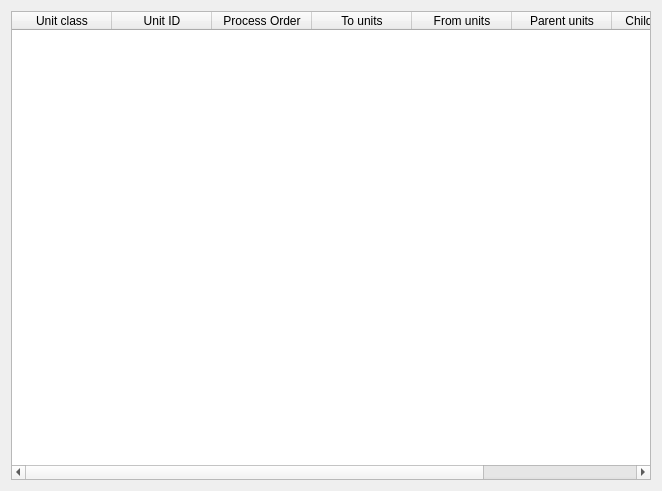
This is src/apps/openfluid-builder/spatial/SpatialDomainWidget.ui in OpenFLUID/openfluid as Qt 5 draws it before an edit. The edited form follows.
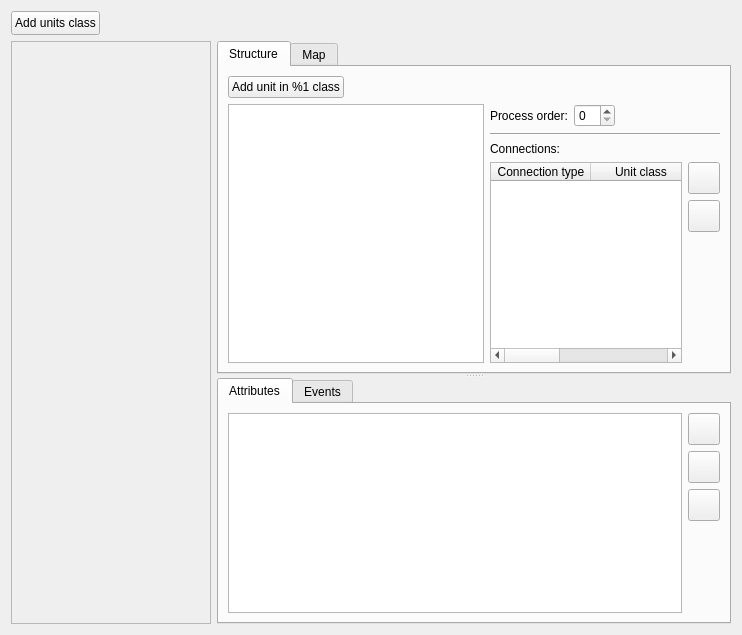
This is the edited form.

Commit message:
Added spatial domain structure in OpenFLUID-Builder
* Updated spatial domain widget
* Updated clickable and action label with empty text constructor
* cleaned code

(references OpenFLUID/openfluid#246)

```diff
--- a/src/apps/openfluid-builder/spatial/SpatialDomainWidget.ui
+++ b/src/apps/openfluid-builder/spatial/SpatialDomainWidget.ui
@@ -6,8 +6,8 @@
    <rect>
     <x>0</x>
     <y>0</y>
-    <width>662</width>
-    <height>491</height>
+    <width>742</width>
+    <height>635</height>
    </rect>
   </property>
   <property name="windowTitle">
@@ -15,81 +15,420 @@
   </property>
   <layout class="QVBoxLayout" name="verticalLayout">
    <item>
-    <widget class="QTableWidget" name="UnitsTableWidget">
-     <property name="verticalScrollBarPolicy">
-      <enum>Qt::ScrollBarAsNeeded</enum>
+    <layout class="QHBoxLayout" name="horizontalLayout_2">
+     <property name="spacing">
+      <number>0</number>
      </property>
-     <property name="horizontalScrollBarPolicy">
-      <enum>Qt::ScrollBarAsNeeded</enum>
-     </property>
-     <property name="editTriggers">
-      <set>QAbstractItemView::NoEditTriggers</set>
-     </property>
-     <property name="alternatingRowColors">
-      <bool>true</bool>
-     </property>
-     <property name="selectionBehavior">
-      <enum>QAbstractItemView::SelectRows</enum>
-     </property>
-     <property name="textElideMode">
-      <enum>Qt::ElideNone</enum>
-     </property>
-     <property name="sortingEnabled">
-      <bool>true</bool>
-     </property>
-     <property name="wordWrap">
-      <bool>true</bool>
-     </property>
-     <attribute name="horizontalHeaderStretchLastSection">
-      <bool>true</bool>
-     </attribute>
-     <attribute name="verticalHeaderVisible">
-      <bool>false</bool>
-     </attribute>
-     <attribute name="verticalHeaderHighlightSections">
-      <bool>false</bool>
-     </attribute>
-     <column>
-      <property name="text">
-       <string>Unit class</string>
-      </property>
-     </column>
-     <column>
-      <property name="text">
-       <string>Unit ID</string>
-      </property>
-     </column>
-     <column>
-      <property name="text">
-       <string>Process Order</string>
-      </property>
-     </column>
-     <column>
-      <property name="text">
-       <string>To units</string>
-      </property>
-     </column>
-     <column>
-      <property name="text">
-       <string>From units</string>
-      </property>
-     </column>
-     <column>
-      <property name="text">
-       <string>Parent units</string>
-      </property>
-     </column>
-     <column>
-      <property name="text">
-       <string>Children units</string>
-      </property>
-     </column>
-     <column>
-      <property name="text">
-       <string>Attributes</string>
-      </property>
-     </column>
-    </widget>
+     <item>
+      <widget class="QPushButton" name="AddUnitsClassButton">
+       <property name="sizePolicy">
+        <sizepolicy hsizetype="Fixed" vsizetype="Fixed">
+         <horstretch>0</horstretch>
+         <verstretch>0</verstretch>
+        </sizepolicy>
+       </property>
+       <property name="minimumSize">
+        <size>
+         <width>24</width>
+         <height>24</height>
+        </size>
+       </property>
+       <property name="font">
+        <font>
+         <weight>50</weight>
+         <bold>false</bold>
+        </font>
+       </property>
+       <property name="text">
+        <string>Add units class</string>
+       </property>
+      </widget>
+     </item>
+     <item>
+      <spacer name="horizontalSpacer_2">
+       <property name="orientation">
+        <enum>Qt::Horizontal</enum>
+       </property>
+       <property name="sizeType">
+        <enum>QSizePolicy::MinimumExpanding</enum>
+       </property>
+       <property name="sizeHint" stdset="0">
+        <size>
+         <width>40</width>
+         <height>20</height>
+        </size>
+       </property>
+      </spacer>
+     </item>
+    </layout>
+   </item>
+   <item>
+    <layout class="QHBoxLayout" name="horizontalLayout">
+     <item>
+      <widget class="QScrollArea" name="scrollArea">
+       <property name="sizePolicy">
+        <sizepolicy hsizetype="Minimum" vsizetype="Expanding">
+         <horstretch>0</horstretch>
+         <verstretch>0</verstretch>
+        </sizepolicy>
+       </property>
+       <property name="minimumSize">
+        <size>
+         <width>200</width>
+         <height>0</height>
+        </size>
+       </property>
+       <property name="maximumSize">
+        <size>
+         <width>16777215</width>
+         <height>16777215</height>
+        </size>
+       </property>
+       <property name="widgetResizable">
+        <bool>true</bool>
+       </property>
+       <widget class="QWidget" name="UnitsClassAreaContents">
+        <property name="geometry">
+         <rect>
+          <x>0</x>
+          <y>0</y>
+          <width>198</width>
+          <height>581</height>
+         </rect>
+        </property>
+        <layout class="QVBoxLayout" name="verticalLayout_6">
+         <item>
+          <spacer name="verticalSpacer_3">
+           <property name="orientation">
+            <enum>Qt::Vertical</enum>
+           </property>
+           <property name="sizeType">
+            <enum>QSizePolicy::Expanding</enum>
+           </property>
+           <property name="sizeHint" stdset="0">
+            <size>
+             <width>20</width>
+             <height>522</height>
+            </size>
+           </property>
+          </spacer>
+         </item>
+        </layout>
+       </widget>
+      </widget>
+     </item>
+     <item>
+      <widget class="QSplitter" name="MainSplitter">
+       <property name="sizePolicy">
+        <sizepolicy hsizetype="Expanding" vsizetype="Expanding">
+         <horstretch>0</horstretch>
+         <verstretch>0</verstretch>
+        </sizepolicy>
+       </property>
+       <property name="orientation">
+        <enum>Qt::Vertical</enum>
+       </property>
+       <widget class="QTabWidget" name="StructureTabWidget">
+        <property name="sizePolicy">
+         <sizepolicy hsizetype="Expanding" vsizetype="Expanding">
+          <horstretch>0</horstretch>
+          <verstretch>0</verstretch>
+         </sizepolicy>
+        </property>
+        <property name="currentIndex">
+         <number>0</number>
+        </property>
+        <widget class="QWidget" name="tab">
+         <attribute name="title">
+          <string>Structure</string>
+         </attribute>
+         <layout class="QVBoxLayout" name="verticalLayout_5">
+          <item>
+           <layout class="QHBoxLayout" name="horizontalLayout_6">
+            <item>
+             <widget class="QPushButton" name="AddUnitButton">
+              <property name="font">
+               <font>
+                <weight>50</weight>
+                <bold>false</bold>
+                <strikeout>false</strikeout>
+                <kerning>true</kerning>
+               </font>
+              </property>
+              <property name="text">
+               <string>Add unit in %1 class</string>
+              </property>
+             </widget>
+            </item>
+            <item>
+             <spacer name="horizontalSpacer_3">
+              <property name="orientation">
+               <enum>Qt::Horizontal</enum>
+              </property>
+              <property name="sizeHint" stdset="0">
+               <size>
+                <width>40</width>
+                <height>20</height>
+               </size>
+              </property>
+             </spacer>
+            </item>
+           </layout>
+          </item>
+          <item>
+           <layout class="QHBoxLayout" name="horizontalLayout_4" stretch="0,1">
+            <item>
+             <widget class="QListWidget" name="IDsListWidget">
+              <property name="sizePolicy">
+               <sizepolicy hsizetype="Minimum" vsizetype="Minimum">
+                <horstretch>0</horstretch>
+                <verstretch>0</verstretch>
+               </sizepolicy>
+              </property>
+             </widget>
+            </item>
+            <item>
+             <layout class="QVBoxLayout" name="verticalLayout_4" stretch="0,0,0,0">
+              <item>
+               <layout class="QHBoxLayout" name="horizontalLayout_5">
+                <item>
+                 <widget class="QLabel" name="label_3">
+                  <property name="text">
+                   <string>Process order:</string>
+                  </property>
+                 </widget>
+                </item>
+                <item>
+                 <widget class="QSpinBox" name="PcsOrderSpinBox"/>
+                </item>
+                <item>
+                 <spacer name="horizontalSpacer">
+                  <property name="orientation">
+                   <enum>Qt::Horizontal</enum>
+                  </property>
+                  <property name="sizeHint" stdset="0">
+                   <size>
+                    <width>40</width>
+                    <height>20</height>
+                   </size>
+                  </property>
+                 </spacer>
+                </item>
+               </layout>
+              </item>
+              <item>
+               <widget class="QFrame" name="frame">
+                <property name="frameShape">
+                 <enum>QFrame::HLine</enum>
+                </property>
+                <property name="frameShadow">
+                 <enum>QFrame::Sunken</enum>
+                </property>
+               </widget>
+              </item>
+              <item>
+               <widget class="QLabel" name="label">
+                <property name="text">
+                 <string>Connections:</string>
+                </property>
+               </widget>
+              </item>
+              <item>
+               <layout class="QHBoxLayout" name="horizontalLayout_7">
+                <item>
+                 <widget class="QTableWidget" name="ConnectionsTableWidget">
+                  <property name="editTriggers">
+                   <set>QAbstractItemView::NoEditTriggers</set>
+                  </property>
+                  <attribute name="horizontalHeaderStretchLastSection">
+                   <bool>true</bool>
+                  </attribute>
+                  <attribute name="verticalHeaderVisible">
+                   <bool>false</bool>
+                  </attribute>
+                  <column>
+                   <property name="text">
+                    <string>Connection type</string>
+                   </property>
+                  </column>
+                  <column>
+                   <property name="text">
+                    <string>Unit class</string>
+                   </property>
+                  </column>
+                  <column>
+                   <property name="text">
+                    <string>Unit ID</string>
+                   </property>
+                  </column>
+                 </widget>
+                </item>
+                <item>
+                 <layout class="QVBoxLayout" name="verticalLayout_3">
+                  <item>
+                   <widget class="QPushButton" name="AddConnectionButton">
+                    <property name="minimumSize">
+                     <size>
+                      <width>32</width>
+                      <height>32</height>
+                     </size>
+                    </property>
+                    <property name="maximumSize">
+                     <size>
+                      <width>32</width>
+                      <height>32</height>
+                     </size>
+                    </property>
+                    <property name="text">
+                     <string/>
+                    </property>
+                   </widget>
+                  </item>
+                  <item>
+                   <widget class="QPushButton" name="RemoveConnectionButton">
+                    <property name="minimumSize">
+                     <size>
+                      <width>32</width>
+                      <height>32</height>
+                     </size>
+                    </property>
+                    <property name="maximumSize">
+                     <size>
+                      <width>32</width>
+                      <height>32</height>
+                     </size>
+                    </property>
+                    <property name="text">
+                     <string/>
+                    </property>
+                   </widget>
+                  </item>
+                  <item>
+                   <spacer name="verticalSpacer_2">
+                    <property name="orientation">
+                     <enum>Qt::Vertical</enum>
+                    </property>
+                    <property name="sizeHint" stdset="0">
+                     <size>
+                      <width>20</width>
+                      <height>20</height>
+                     </size>
+                    </property>
+                   </spacer>
+                  </item>
+                 </layout>
+                </item>
+               </layout>
+              </item>
+             </layout>
+            </item>
+           </layout>
+          </item>
+         </layout>
+        </widget>
+        <widget class="QWidget" name="tab_2">
+         <attribute name="title">
+          <string>Map</string>
+         </attribute>
+        </widget>
+       </widget>
+       <widget class="QTabWidget" name="DataTabWidget">
+        <property name="currentIndex">
+         <number>0</number>
+        </property>
+        <widget class="QWidget" name="tab_3">
+         <attribute name="title">
+          <string>Attributes</string>
+         </attribute>
+         <layout class="QHBoxLayout" name="horizontalLayout_3">
+          <item>
+           <widget class="QTableWidget" name="tableWidget"/>
+          </item>
+          <item>
+           <layout class="QVBoxLayout" name="verticalLayout_2">
+            <item>
+             <widget class="QPushButton" name="AddAttributeButton">
+              <property name="minimumSize">
+               <size>
+                <width>32</width>
+                <height>32</height>
+               </size>
+              </property>
+              <property name="maximumSize">
+               <size>
+                <width>32</width>
+                <height>32</height>
+               </size>
+              </property>
+              <property name="text">
+               <string notr="true"/>
+              </property>
+             </widget>
+            </item>
+            <item>
+             <widget class="QPushButton" name="EditAttributeButton">
+              <property name="minimumSize">
+               <size>
+                <width>32</width>
+                <height>32</height>
+               </size>
+              </property>
+              <property name="maximumSize">
+               <size>
+                <width>32</width>
+                <height>32</height>
+               </size>
+              </property>
+              <property name="text">
+               <string notr="true"/>
+              </property>
+             </widget>
+            </item>
+            <item>
+             <widget class="QPushButton" name="RemoveAttributeButton">
+              <property name="minimumSize">
+               <size>
+                <width>32</width>
+                <height>32</height>
+               </size>
+              </property>
+              <property name="maximumSize">
+               <size>
+                <width>32</width>
+                <height>32</height>
+               </size>
+              </property>
+              <property name="text">
+               <string notr="true"/>
+              </property>
+             </widget>
+            </item>
+            <item>
+             <spacer name="verticalSpacer">
+              <property name="orientation">
+               <enum>Qt::Vertical</enum>
+              </property>
+              <property name="sizeHint" stdset="0">
+               <size>
+                <width>20</width>
+                <height>40</height>
+               </size>
+              </property>
+             </spacer>
+            </item>
+           </layout>
+          </item>
+         </layout>
+        </widget>
+        <widget class="QWidget" name="tab_4">
+         <attribute name="title">
+          <string>Events</string>
+         </attribute>
+        </widget>
+       </widget>
+      </widget>
+     </item>
+    </layout>
    </item>
   </layout>
  </widget>
```
Left out of the diff: 2 changed lines with no effect on the pictures. The commit also changes 8 other files.
